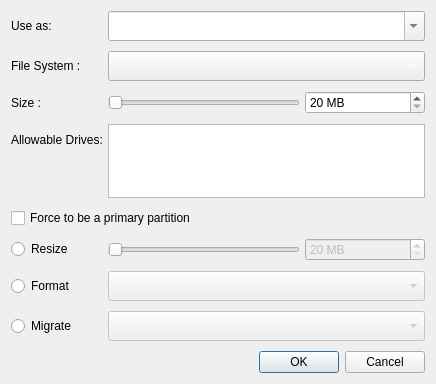
Old version of the form yali/gui/Ui/partition.ui in the repository dadas45li/yali.
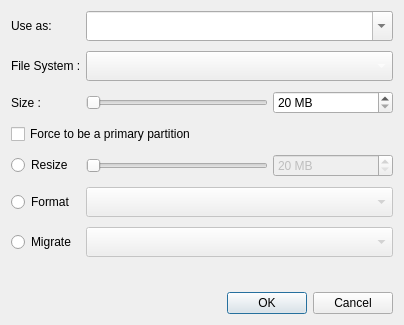
New version of the form.

Commit message: Remove redundant drive selection list and adjust size

Diff of the .ui file:
```diff
--- a/yali/gui/Ui/partition.ui
+++ b/yali/gui/Ui/partition.ui
@@ -6,8 +6,8 @@
    <rect>
     <x>0</x>
     <y>0</y>
-    <width>436</width>
-    <height>384</height>
+    <width>404</width>
+    <height>325</height>
    </rect>
   </property>
   <property name="windowTitle">
@@ -48,8 +48,13 @@
       <bool>true</bool>
      </property>
      <property name="currentIndex">
-      <number>-1</number>
+      <number>0</number>
      </property>
+     <item>
+      <property name="text">
+       <string/>
+      </property>
+     </item>
     </widget>
    </item>
    <item row="2" column="0">
@@ -103,14 +108,14 @@
      </property>
     </widget>
    </item>
-   <item row="6" column="0">
+   <item row="4" column="0">
     <widget class="QRadioButton" name="resizeRadio">
      <property name="text">
       <string>Resize</string>
      </property>
     </widget>
    </item>
-   <item row="6" column="1">
+   <item row="4" column="1">
     <widget class="QSlider" name="resizeSlider">
      <property name="enabled">
       <bool>false</bool>
@@ -123,7 +128,7 @@
      </property>
     </widget>
    </item>
-   <item row="6" column="2">
+   <item row="4" column="2">
     <widget class="QSpinBox" name="resizeSpin">
      <property name="enabled">
       <bool>false</bool>
@@ -157,14 +162,14 @@
      </property>
     </widget>
    </item>
-   <item row="9" column="0">
+   <item row="7" column="0">
     <widget class="QRadioButton" name="formatRadio">
      <property name="text">
       <string>Format</string>
      </property>
     </widget>
    </item>
-   <item row="9" column="1" colspan="2">
+   <item row="7" column="1" colspan="2">
     <widget class="QComboBox" name="formatCombo">
      <property name="enabled">
       <bool>false</bool>
@@ -177,14 +182,14 @@
      </property>
     </widget>
    </item>
-   <item row="10" column="0">
+   <item row="8" column="0">
     <widget class="QRadioButton" name="migrateRadio">
      <property name="text">
       <string>Migrate</string>
      </property>
     </widget>
    </item>
-   <item row="10" column="1" colspan="2">
+   <item row="8" column="1" colspan="2">
     <widget class="QComboBox" name="migrateCombo">
      <property name="enabled">
       <bool>false</bool>
@@ -197,7 +202,7 @@
      </property>
     </widget>
    </item>
-   <item row="12" column="0" colspan="3">
+   <item row="9" column="0" colspan="3">
     <spacer name="verticalSpacer">
      <property name="orientation">
       <enum>Qt::Vertical</enum>
@@ -210,7 +215,7 @@
      </property>
     </spacer>
    </item>
-   <item row="13" column="0" colspan="3">
+   <item row="10" column="0" colspan="3">
     <widget class="QDialogButtonBox" name="buttonBox">
      <property name="standardButtons">
       <set>QDialogButtonBox::Cancel|QDialogButtonBox::Ok</set>
@@ -240,36 +245,13 @@
      </property>
     </widget>
    </item>
-   <item row="5" column="0" colspan="2">
+   <item row="3" column="0" colspan="2">
     <widget class="QCheckBox" name="primaryCheck">
      <property name="text">
       <string>Force to be a primary partition</string>
      </property>
     </widget>
    </item>
-   <item row="3" column="1" rowspan="2" colspan="2">
-    <widget class="QListWidget" name="drives"/>
-   </item>
-   <item row="3" column="0">
-    <widget class="QLabel" name="drivesLabel">
-     <property name="text">
-      <string>Allowable Drives:</string>
-     </property>
-    </widget>
-   </item>
-   <item row="11" column="1">
-    <spacer name="verticalSpacer_2">
-     <property name="orientation">
-      <enum>Qt::Vertical</enum>
-     </property>
-     <property name="sizeHint" stdset="0">
-      <size>
-       <width>20</width>
-       <height>40</height>
-      </size>
-     </property>
-    </spacer>
-   </item>
   </layout>
  </widget>
  <resources/>
```
The commit also changes 1 other file.
